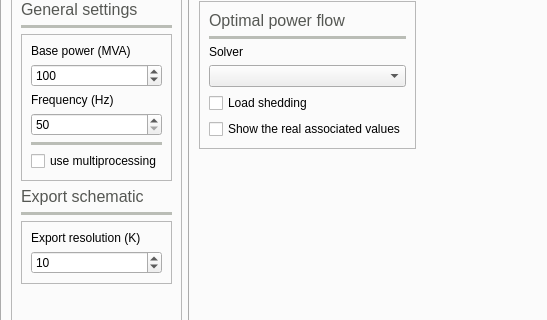
This is UnderDevelopment/GridCal/Gui/Main/MainWindow.ui in SanPen/GridCal as Qt 5 draws it before an edit; both pictures show x 0 to 547 and y 93 to 413 of the 1212 by 799 pixel window. The edited form follows.
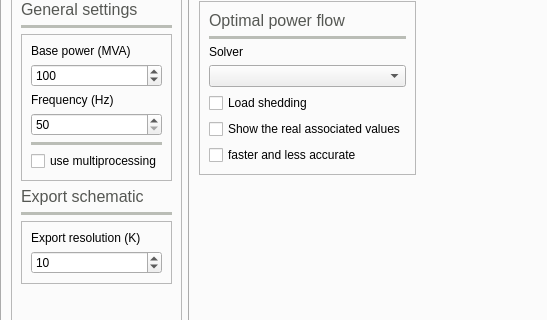
This is the edited form. The open tabs and pages were chosen to show the change. Icons and pictures are not drawn. Custom widgets are drawn as their Qt base class.

What changed in the file:
```diff
--- a/UnderDevelopment/GridCal/Gui/Main/MainWindow.ui
+++ b/UnderDevelopment/GridCal/Gui/Main/MainWindow.ui
@@ -1626,6 +1626,13 @@
                  </property>
                 </widget>
                </item>
+               <item>
+                <widget class="QCheckBox" name="faster_and_less_accurate_CheckBox">
+                 <property name="text">
+                  <string>faster and less accurate</string>
+                 </property>
+                </widget>
+               </item>
               </layout>
              </widget>
             </item>
```
Left out of the diff: 2 changed lines with no effect on the pictures.
